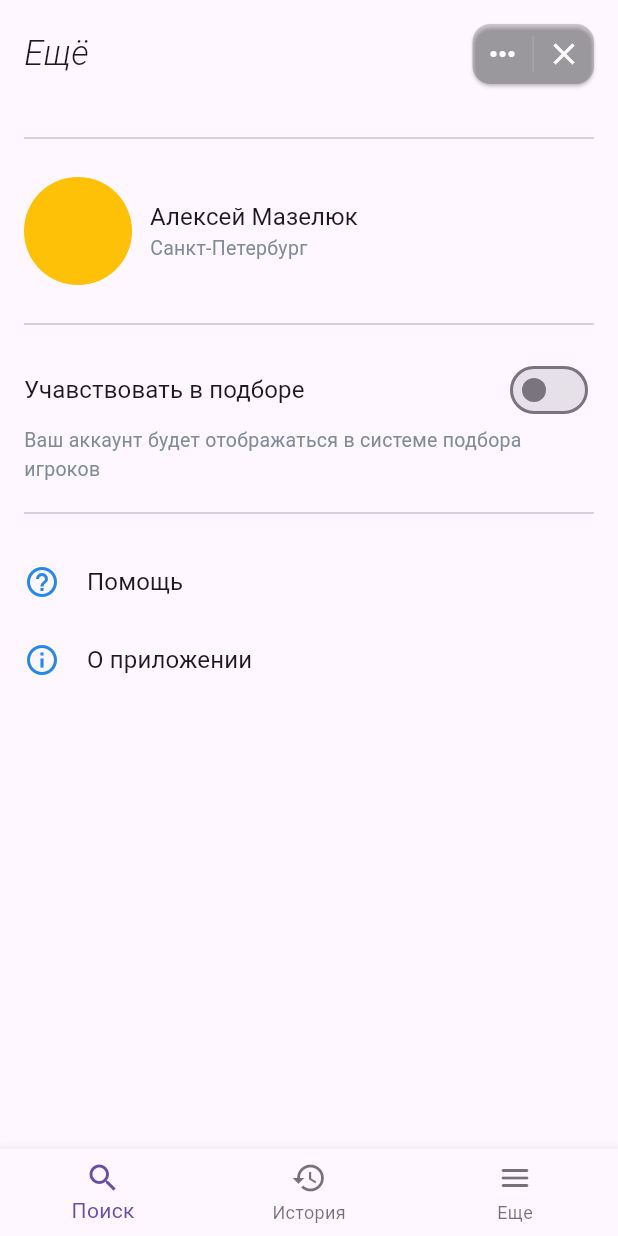
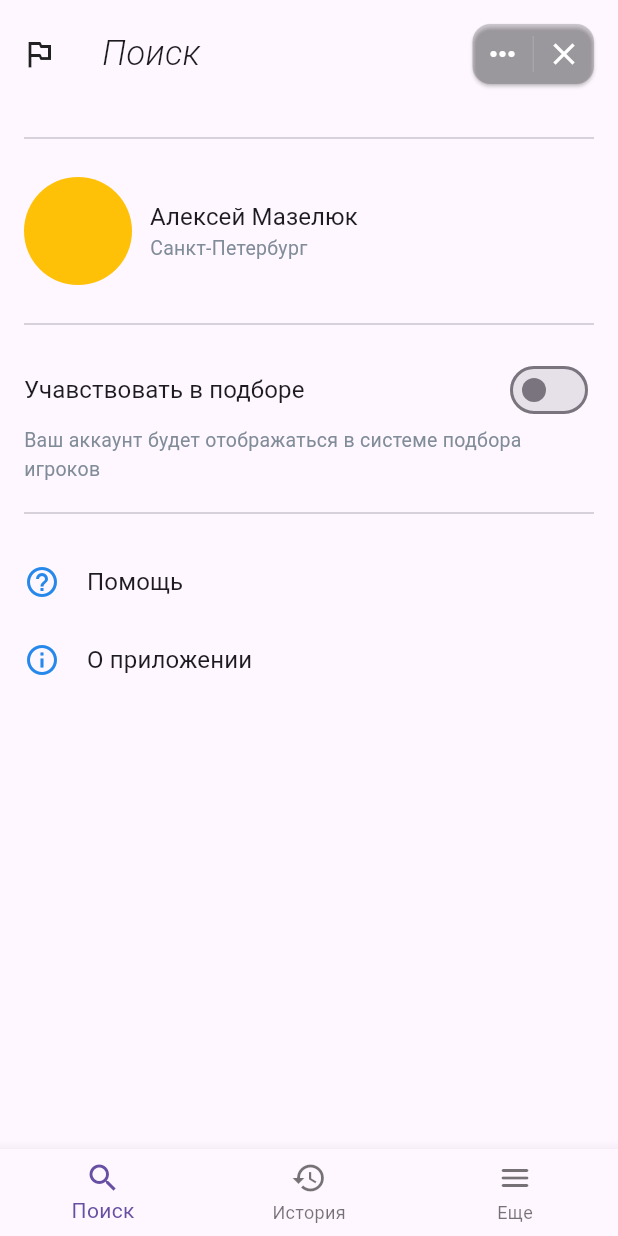
Before and after one commit to Dash-Inside/party, a Flutter app: the screen it shows after launch, on a phone screen of 412 x 824 dp. Run offline on Flutter 3.47's test engine with Material 2 defaults, Android fonts, the phone set to English and light mode, and no system bars; our stand-ins replace dartz, equatable, google_fonts.

Commit message:
feat: creaet InitPage

```diff
--- a/lib/main.dart
+++ b/lib/main.dart
@@ -1,5 +1,6 @@
 import 'package:flutter/material.dart';
 import 'package:google_fonts/google_fonts.dart';
+import 'package:party/src/presentation/pages/init_page.dart';
 import 'package:party/src/presentation/pages/profile_page.dart';
 
 void main() {
@@ -17,7 +18,7 @@ class MainApp extends StatelessWidget {
         useMaterial3: true,
         fontFamily: GoogleFonts.roboto().fontFamily,
       ),
-      home: ProfilePage(),
+      home: InitPage(),
     );
   }
 }
--- /dev/null
+++ b/lib/src/presentation/pages/init_page.dart
@@ -0,0 +1,216 @@
+import 'package:flutter/material.dart';
+import 'package:google_fonts/google_fonts.dart';
+import 'package:party/src/presentation/widgets/bottom_nav_bar.dart';
+import 'package:party/src/presentation/widgets/double_button.dart';
+import 'package:party/src/presentation/widgets/panel_header.dart';
+import 'package:party/src/presentation/widgets/vk_divider.dart';
+
+class InitPage extends StatelessWidget {
+  const InitPage({super.key});
+
+  @override
+  Widget build(BuildContext context) {
+    return Scaffold(
+      bottomNavigationBar: BottomNavBar(),
+      body: Column(
+        children: [
+          InitPanelHeader(),
+          VkDivider(),
+          _Content(),
+        ],
+      ),
+    );
+  }
+}
+
+class _Content extends StatelessWidget {
+  const _Content();
+
+  @override
+  Widget build(BuildContext context) {
+    return Expanded(
+      child: ListView(children: [
+        Profile(),
+        VkDivider(),
+        Settings(),
+        VkDivider(),
+        _SettingsButton(
+          icon: Icons.help_outline_outlined,
+          text: 'Помощь',
+        ),
+        _SettingsButton(
+          icon: Icons.info_outline,
+          text: 'О приложении',
+        ),
+      ]),
+    );
+  }
+}
+
+class _SettingsButton extends StatelessWidget {
+  final IconData icon;
+  final String text;
+  const _SettingsButton({
+    required this.icon,
+    required this.text,
+  });
+
+  @override
+  Widget build(BuildContext context) {
+    return Padding(
+      padding: const EdgeInsets.symmetric(horizontal: 16, vertical: 14),
+      child: Row(
+        children: [
+          Icon(
+            icon,
+            color: Color(0xFF2688EB),
+            size: 24,
+          ),
+          SizedBox(
+            width: 18,
+          ),
+          Expanded(
+            child: Text(
+              text,
+              overflow: TextOverflow.ellipsis,
+              style: GoogleFonts.roboto(
+                fontWeight: FontWeight.w400,
+                fontSize: 16,
+                letterSpacing: 0.1,
+              ),
+            ),
+          ),
+        ],
+      ),
+    );
+  }
+}
+
+class Settings extends StatelessWidget {
+  const Settings({
+    super.key,
+  });
+
+  @override
+  Widget build(BuildContext context) {
+    return Padding(
+      padding: const EdgeInsets.symmetric(horizontal: 16),
+      child: Column(
+        crossAxisAlignment: CrossAxisAlignment.start,
+        children: [
+          Row(
+            children: [
+              Expanded(
+                child: Text(
+                  'Учавствовать в подборе',
+                  overflow: TextOverflow.ellipsis,
+                  style: GoogleFonts.roboto(
+                    fontWeight: FontWeight.w400,
+                    fontSize: 16,
+                    letterSpacing: 0.1,
+                  ),
+                ),
+              ),
+              Switch(
+                value: false,
+                onChanged: (_) => !_,
+              ),
+            ],
+          ),
+          Text(
+            'Ваш аккаунт будет отображаться в системе подбора игроков',
+            maxLines: 2,
+            overflow: TextOverflow.ellipsis,
+            style: GoogleFonts.roboto(
+              fontWeight: FontWeight.w400,
+              fontSize: 13,
+              letterSpacing: 0.2,
+              color: Color(0xFF818C99),
+            ),
+          ),
+        ],
+      ),
+    );
+  }
+}
+
+class Profile extends StatelessWidget {
+  const Profile({
+    super.key,
+  });
+
+  @override
+  Widget build(BuildContext context) {
+    return Padding(
+      padding: const EdgeInsets.symmetric(vertical: 6, horizontal: 16),
+      child: Row(
+        children: [
+          CircleAvatar(
+            radius: 36,
+            backgroundColor: Colors.amber,
+          ),
+          SizedBox(
+            width: 12,
+          ),
+          Column(
+            crossAxisAlignment: CrossAxisAlignment.start,
+            children: [
+              Text(
+                'Алексей Мазелюк',
+                style: GoogleFonts.roboto(
+                  fontWeight: FontWeight.w400,
+                  fontSize: 16,
+                  letterSpacing: 0.1,
+                ),
+              ),
+              Text(
+                'Санкт-Петербург',
+                style: GoogleFonts.roboto(
+                  fontWeight: FontWeight.w400,
+                  fontSize: 13,
+                  letterSpacing: 0.2,
+                  color: Color(0xFF818C99),
+                ),
+              ),
+            ],
+          ),
+        ],
+      ),
+    );
+  }
+}
+
+class InitPanelHeader extends StatelessWidget {
+  const InitPanelHeader({
+    super.key,
+  });
+
+  @override
+  Widget build(BuildContext context) {
+    return Row(
+      children: [
+        Padding(
+          padding: const EdgeInsets.all(14.0),
+          child: Icon(Icons.outlined_flag),
+        ),
+        Expanded(
+          child: Padding(
+            padding: const EdgeInsets.all(16),
+            child: Text(
+              'Поиск',
+              overflow: TextOverflow.ellipsis,
+              style: GoogleFonts.roboto(
+                  fontWeight: FontWeight.w300,
+                  fontSize: 23,
+                  fontStyle: FontStyle.italic),
+            ),
+          ),
+        ),
+        const Padding(
+          padding: EdgeInsets.all(12),
+          child: DoubleButton(),
+        ),
+      ],
+    );
+  }
+}
```
